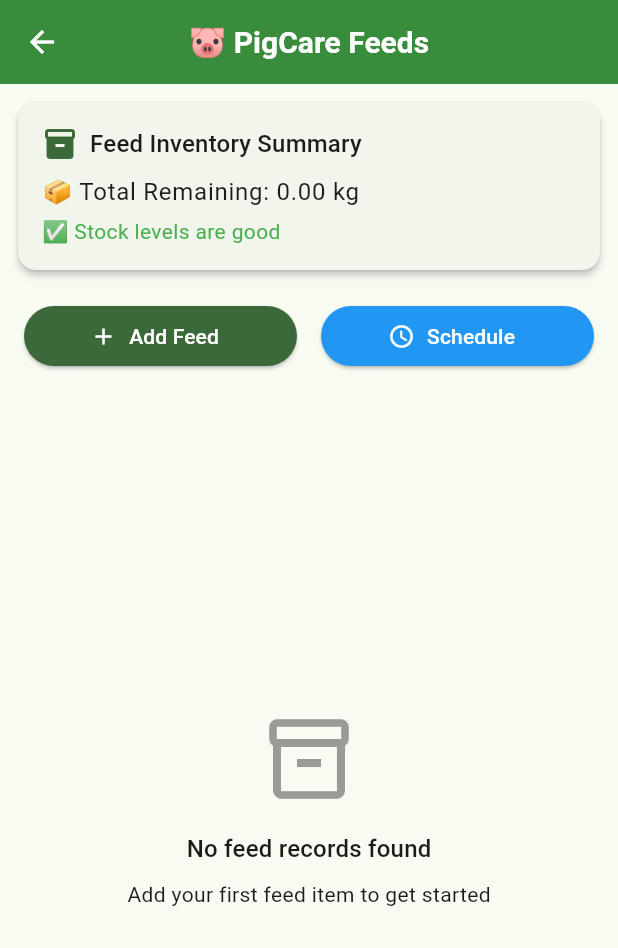
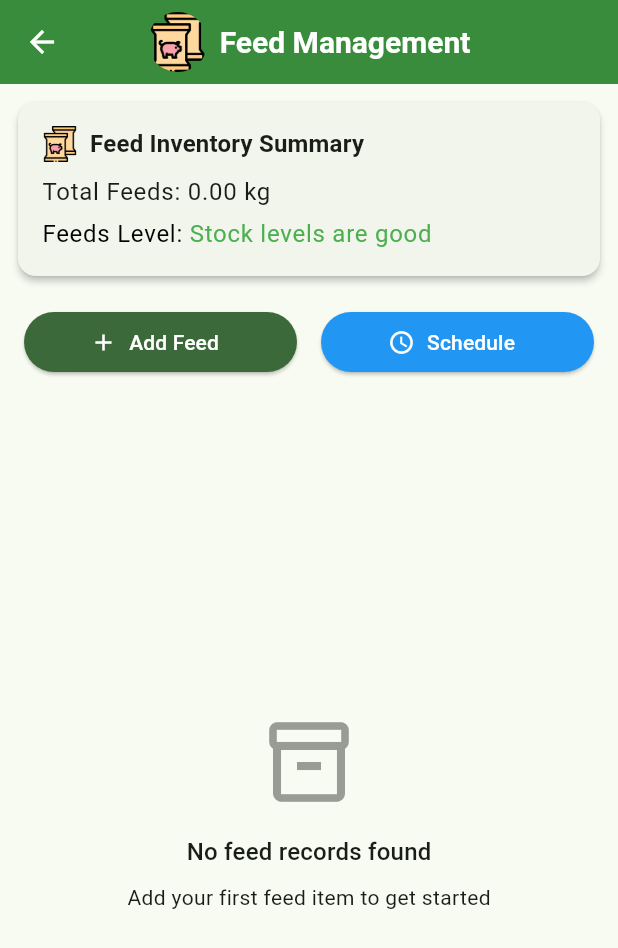
Before and after one commit to ChristianLascayDinoy/PigCare, a Flutter app: the FeedManagementScreen screen opened directly, on a phone screen of 412 x 824 dp. Shown: the top 948 px of the screen. Run offline on Flutter 3.47's test engine with Material 3 defaults, Android fonts, the phone set to English and light mode, and no system bars; our stand-ins replace fl_chart, flutter_local_notifications, flutter_timezone, hive, hive_flutter, image_picker and 6 more; accounts and stored records are empty.

Commit message:
Phase 3 Feeds and Task partial

```diff
--- a/lib/core/views/feeds/feed_management_screen.dart
+++ b/lib/core/views/feeds/feed_management_screen.dart
@@ -378,23 +378,44 @@ class _FeedManagementScreenState extends State<FeedManagementScreen> {
 
         return Scaffold(
           appBar: AppBar(
-            title: const Text("🐷 PigCare Feeds"),
+            title: Row(
+              mainAxisSize:
+                  MainAxisSize.min, // <-- this helps center the Row contents
+              children: [
+                ClipOval(
+                  child: Image.asset(
+                    'lib/assets/images/feed.png',
+                    height: 40,
+                    width: 40,
+                    fit: BoxFit.cover,
+                  ),
+                ),
+                const SizedBox(width: 8),
+                const Text(
+                  "Feed Management",
+                  style: TextStyle(fontWeight: FontWeight.bold),
+                ),
+              ],
+            ),
             centerTitle: true,
           ),
           body: Column(
             children: [
-              // Summary Card
+              // Inside the ValueListenableBuilder where the summary card is built:
               ValueListenableBuilder(
                 valueListenable: feedsBox.listenable(),
                 builder: (context, Box<Feed> box, _) {
-                  double totalRemaining = 0;
+                  double totalFeeds = 0;
                   int lowStockCount = 0;
+                  List<MapEntry<String, double>> feedQuantities = [];
 
                   for (final feed in box.values) {
-                    totalRemaining += feed.quantity;
-                    if (feed.quantity < lowStockThreshold) {
+                    totalFeeds += feed.quantity;
+                    if (feed.remainingQuantity < lowStockThreshold) {
                       lowStockCount++;
                     }
+                    feedQuantities
+                        .add(MapEntry(feed.name, feed.remainingQuantity));
                   }
 
                   return Card(
@@ -406,31 +427,71 @@ class _FeedManagementScreenState extends State<FeedManagementScreen> {
                         children: [
                           Row(
                             children: [
-                              Icon(Icons.inventory,
-                                  color: Theme.of(context).primaryColor),
+                              Image.asset(
+                                'lib/assets/images/feed.png',
+                                width: 24,
+                                height: 24,
+                              ),
                               const SizedBox(width: 8),
                               Text(
                                 "Feed Inventory Summary",
-                                style: Theme.of(context).textTheme.titleMedium,
+                                style: Theme.of(context)
+                                    .textTheme
+                                    .titleMedium
+                                    ?.copyWith(
+                                      fontWeight: FontWeight.bold,
+                                    ),
                               ),
                             ],
                           ),
                           const SizedBox(height: 8),
                           Text(
-                            "📦 Total Remaining: ${totalRemaining.toStringAsFixed(2)} kg",
+                            "Total Feeds: ${totalFeeds.toStringAsFixed(2)} kg",
                             style: Theme.of(context).textTheme.bodyLarge,
                           ),
                           const SizedBox(height: 4),
-                          Text(
-                            lowStockCount > 0
-                                ? "⚠️ $lowStockCount item(s) below $lowStockThreshold kg remaining"
-                                : "✅ Stock levels are good",
-                            style: TextStyle(
-                              color: lowStockCount > 0
-                                  ? Theme.of(context).colorScheme.error
-                                  : Colors.green,
+                          RichText(
+                            text: TextSpan(
+                              style: Theme.of(context).textTheme.bodyLarge,
+                              children: [
+                                TextSpan(
+                                  text: "Feeds Level: ",
+                                  style: TextStyle(color: Colors.black),
+                                ),
+                                TextSpan(
+                                  text: lowStockCount > 0
+                                      ? "$lowStockCount item(s) below $lowStockThreshold kg remaining"
+                                      : "Stock levels are good",
+                                  style: TextStyle(
+                                    color: lowStockCount > 0
+                                        ? Theme.of(context).colorScheme.error
+                                        : Colors.green,
+                                  ),
+                                ),
+                              ],
                             ),
                           ),
+                          // Add this new section for feed quantities
+                          if (feedQuantities.isNotEmpty) ...[
+                            const SizedBox(height: 20),
+                            const Text(
+                              "Remaining Quantities:",
+                              style: TextStyle(fontWeight: FontWeight.bold),
+                            ),
+                            Column(
+                              crossAxisAlignment: CrossAxisAlignment.start,
+                              children: feedQuantities.map((entry) {
+                                return Text(
+                                  "${entry.key}: ${entry.value.toStringAsFixed(2)} kg",
+                                  style: TextStyle(
+                                    color: entry.value < lowStockThreshold
+                                        ? Theme.of(context).colorScheme.error
+                                        : null,
+                                  ),
+                                );
+                              }).toList(),
+                            ),
+                          ],
                         ],
                       ),
                     ),
```
Also changed, not shown: lib/core/views/expenses/expense_management_screen.dart (+19 -1 lines), lib/core/views/reports/reports_screen.dart (+19 -1 lines), lib/core/views/tasks/task_management_screen.dart (+19 -1 lines).
